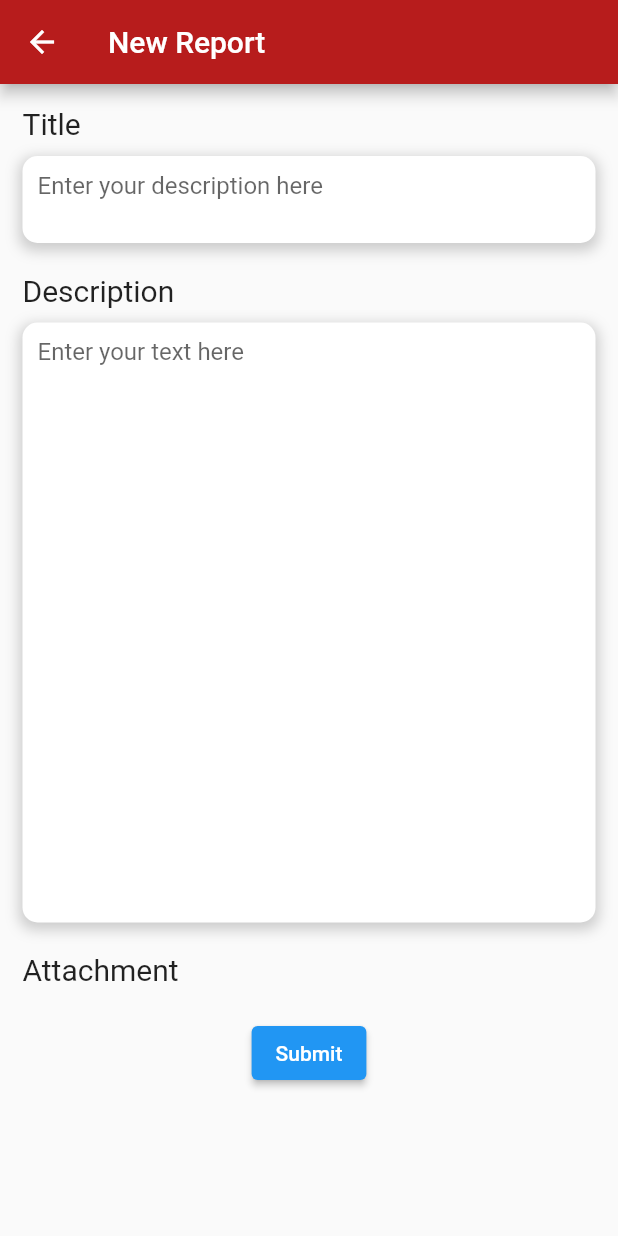
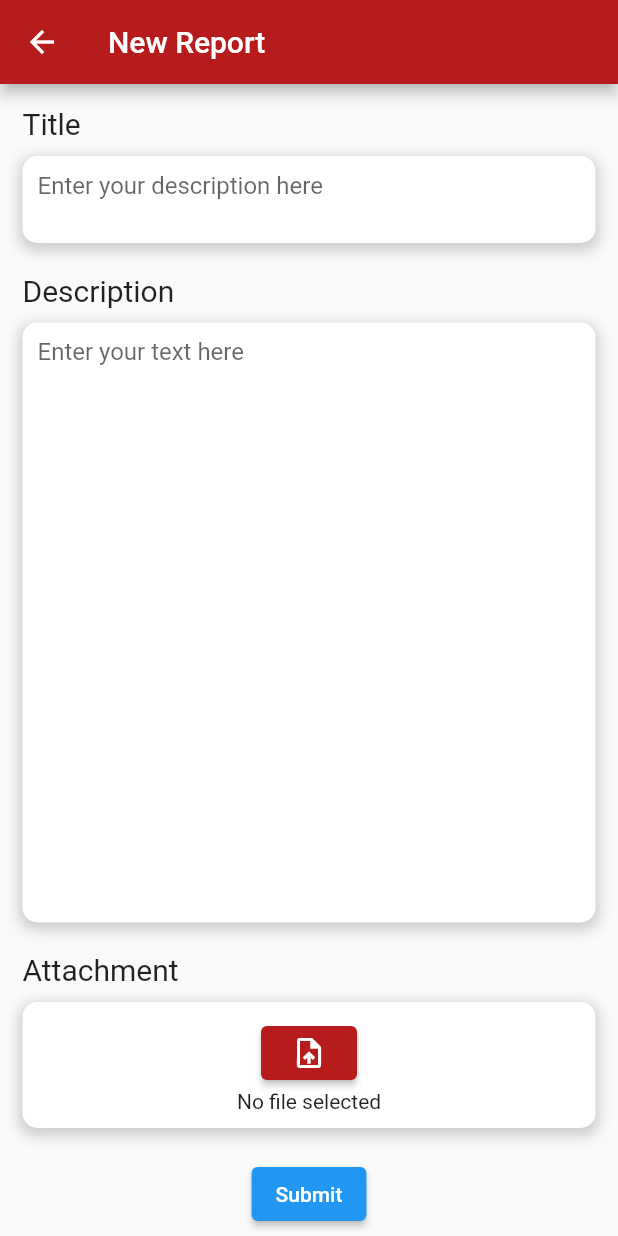
Before and after one commit to aqilgits/PAdvisor, a Flutter app: the ReportForm screen opened directly, on a phone screen of 412 x 824 dp. Run offline on Flutter 3.47's test engine with Material 2 defaults, Android fonts, the light colour scheme and no system bars; our stand-ins replace cloud_firestore, file_picker, firebase_core, firebase_storage; missing offline and left inert: fluid_bottom_nav_bar; accounts and stored records are empty.

Commit message:
report form done and firebase config

```diff
--- a/lib/student/reportForm.dart
+++ b/lib/student/reportForm.dart
@@ -1,5 +1,8 @@
+import 'dart:io';
+import 'package:file_picker/file_picker.dart';
+import 'package:firebase_storage/firebase_storage.dart';
 import 'package:flutter/material.dart';
-import 'package:cloud_firestore/cloud_firestore.dart' show FirebaseFirestore;
+import 'package:cloud_firestore/cloud_firestore.dart';
 
 class ReportForm extends StatefulWidget {
   const ReportForm({Key? key}) : super(key: key);
@@ -11,6 +14,45 @@ class ReportForm extends StatefulWidget {
 class _ReportFormState extends State<ReportForm> {
   String desc = "";
   String title = "";
+  File? file;
+  var storage = FirebaseStorage.instance;
+
+  Future selectFile() async {
+    final result = await FilePicker.platform.pickFiles(allowMultiple: false);
+    if (result == null) return;
+    final path = result.files.single.path!;
+    setState(() {
+      file = File(path);
+    });
+    print("file selected");
+  }
+
+  fileindicator() {
+    if (file == null) {
+      return Text("No file selected");
+    } else {
+      return Text("File selecetd");
+    }
+  }
+
+  Future uploadFileToFirebase() async {
+    var filename = DateTime.now().toString();
+    TaskSnapshot snapshot =
+        await storage.ref().child("File/$filename").putFile(file!);
+
+    if (snapshot.state == TaskState.success) {
+      final String downloadUrl = await snapshot.ref.getDownloadURL();
+      await FirebaseFirestore.instance.collection("Report").add({
+        "url": downloadUrl,
+        "Title": title,
+        "Desc": desc,
+      });
+    } else {
+      print('Error from image repo ${snapshot.state.toString()}');
+      throw ('error');
+    }
+  }
+
   @override
   Widget build(BuildContext context) {
     return Scaffold(
@@ -98,13 +140,45 @@ class _ReportFormState extends State<ReportForm> {
                   style: TextStyle(fontSize: 20),
                 ),
               ),
+              const SizedBox(height: 10),
+              Container(
+                width: MediaQuery.of(context).size.width,
+                padding: const EdgeInsets.all(10),
+                decoration: BoxDecoration(
+                  color: Colors.white,
+                  borderRadius: const BorderRadius.all(
+                    Radius.circular(10),
+                  ),
+                  boxShadow: [
+                    BoxShadow(
+                      color: Colors.grey.withOpacity(0.5),
+                      spreadRadius: 2,
+                      blurRadius: 7,
+                      offset: const Offset(0, 3),
+                    ),
+                  ],
+                ),
+                child: Column(
+                  children: [
+                    ElevatedButton(
+                      style: ElevatedButton.styleFrom(
+                        primary: Colors.red[900],
+                      ),
+                      onPressed: () {
+                        selectFile();
+                      },
+                      child: const Icon(Icons.upload_file),
+                    ),
+                    Container(
+                      child: fileindicator(),
+                    )
+                  ],
+                ),
+              ),
               const SizedBox(height: 20),
               ElevatedButton(
                   onPressed: () async {
-                    await FirebaseFirestore.instance.collection("Report").add({
-                      "Title": title,
-                      "Desc": desc,
-                    });
+                    uploadFileToFirebase();
                     Navigator.pop(context);
                   },
                   child: const Text("Submit"))
--- a/pubspec.yaml
+++ b/pubspec.yaml
@@ -36,8 +36,10 @@ dependencies:
   cupertino_icons: ^1.0.2
   firebase: ^9.0.2
   firebase_core: ^1.12.0
+  firebase_storage: ^10.2.6
   fluid_bottom_nav_bar: ^1.3.0
   cloud_firestore: ^3.1.7
+  file_picker: ^4.3.3
 
 dev_dependencies:
   flutter_test:
```
Also changed, not shown: lib/student/problem_details.dart (added, +15 -0 lines), pubspec.lock.
